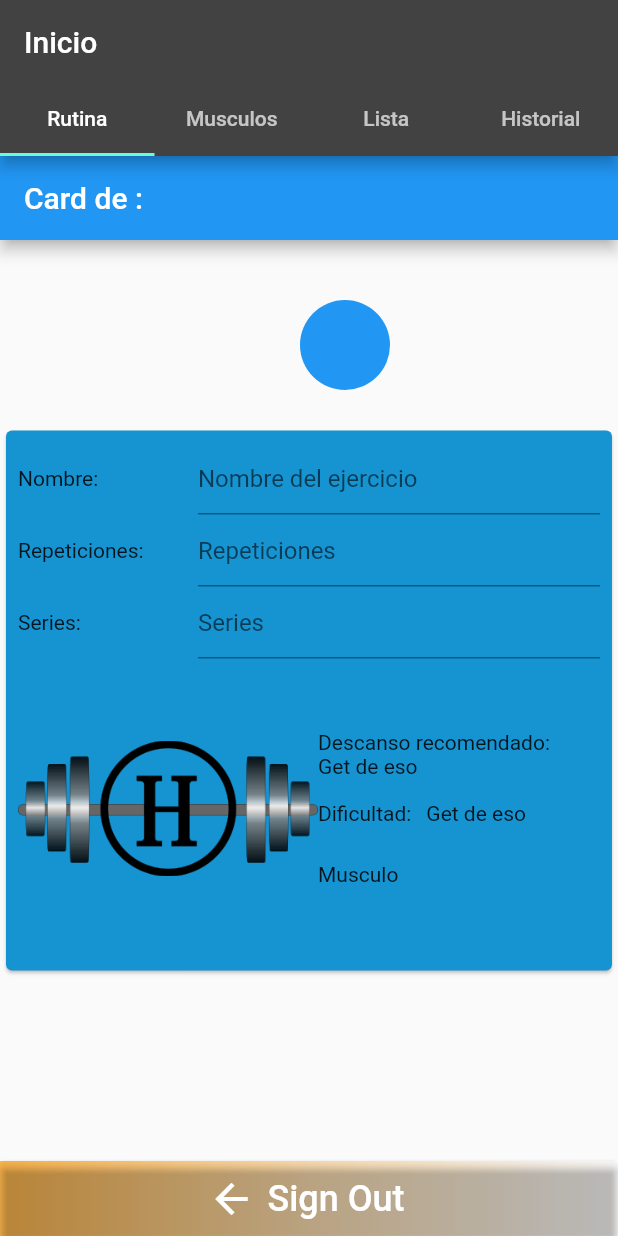
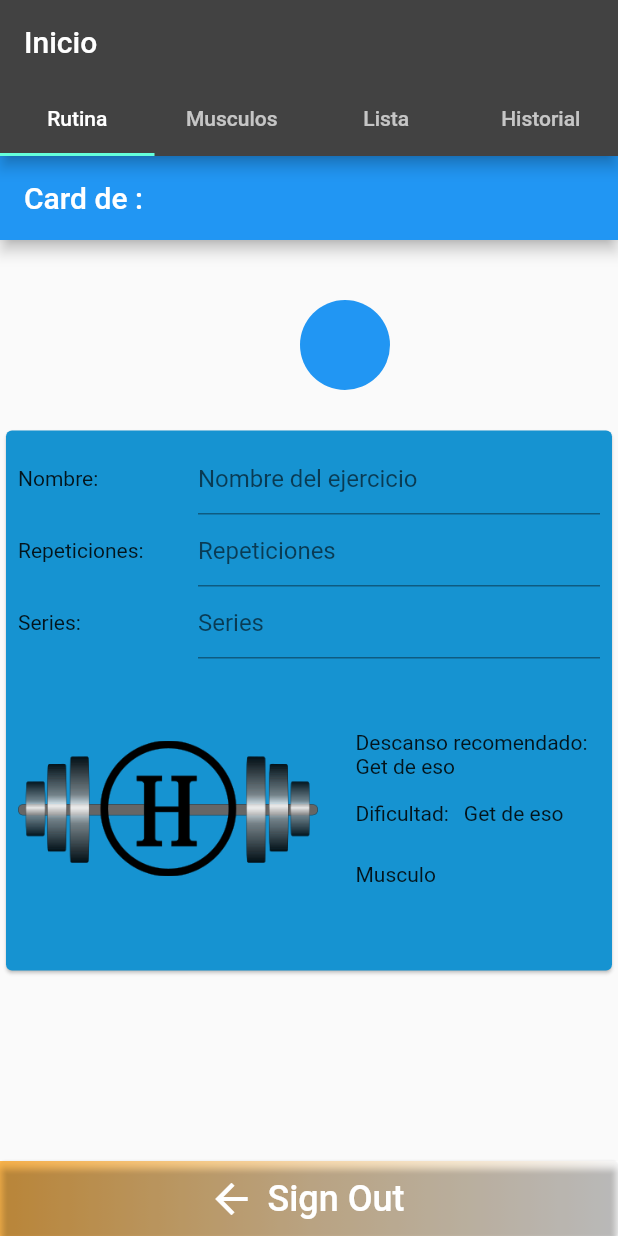
Before and after one commit to Shuy935/gym_h, a Flutter app: the screen it shows once a user with an empty profile is signed in, on a phone screen of 412 x 824 dp. Run offline on Flutter 3.47's test engine with Material 2 defaults, Android fonts, the light colour scheme and no system bars; our stand-ins replace cloud_firestore, easy_search_bar, email_validator, firebase_auth, firebase_core, firebase_database and 1 more; accounts and stored records are empty.

Commit message:
Container

```diff
--- a/lib/widget/interfaces/Ejercicios.dart
+++ b/lib/widget/interfaces/Ejercicios.dart
@@ -89,6 +89,9 @@ class CardE extends StatelessWidget {
                         image: AssetImage('assets/image/logo.png'),
                       ),
                     ),
+                    Container(
+                          width: 25,
+                        ),
                     Column(
                       crossAxisAlignment: CrossAxisAlignment.start,
                       children: [
```
